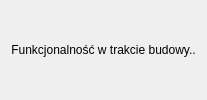
Before: the Qt Designer form ui/wykorzystanie_infrastruktury_widget.ui in m-dudzinski/FiberAssistant-QGIS, drawn with Qt 5.
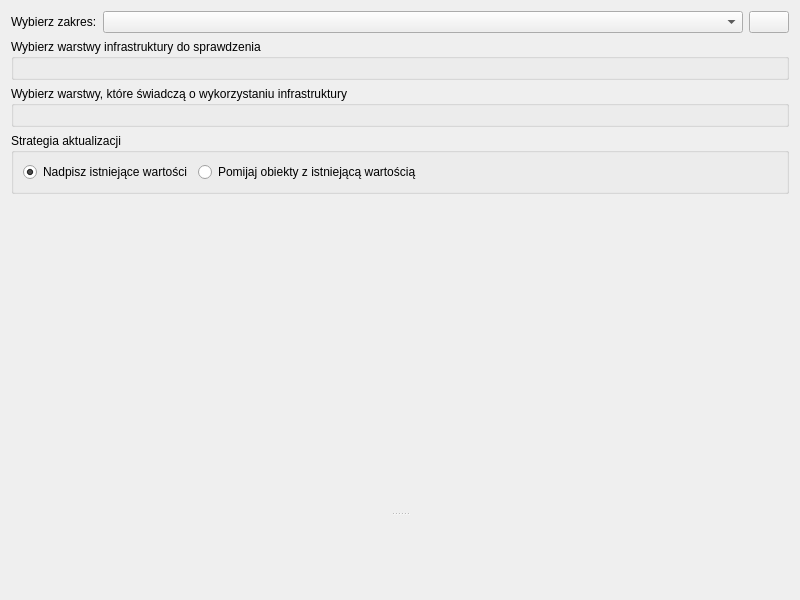
After: the same form once the commit is applied. Icons and pictures are not drawn.

Commit message: new features: cross-referencing card and infrastructure usage, minor bug fixes, improvements to results viewing

What changed in the file:
```diff
--- a/ui/wykorzystanie_infrastruktury_widget.ui
+++ b/ui/wykorzystanie_infrastruktury_widget.ui
@@ -2,15 +2,134 @@
 <ui version="4.0">
  <class>WykorzystanieInfrastrukturyWidget</class>
  <widget class="QWidget" name="WykorzystanieInfrastrukturyWidget">
-  <layout class="QVBoxLayout" name="verticalLayout">
+  <property name="geometry">
+   <rect>
+    <x>0</x>
+    <y>0</y>
+    <width>800</width>
+    <height>600</height>
+   </rect>
+  </property>
+  <property name="windowTitle">
+   <string>Form</string>
+  </property>
+  <layout class="QVBoxLayout" name="verticalLayout_main">
    <item>
-    <widget class="QLabel" name="label">
-     <property name="text">
-      <string>Funkcjonalność w trakcie budowy..</string>
+    <layout class="QHBoxLayout" name="horizontalLayout_zakres">
+     <item>
+      <widget class="QLabel" name="label_zakres">
+       <property name="text">
+        <string>Wybierz zakres:</string>
+       </property>
+      </widget>
+     </item>
+     <item>
+      <widget class="QComboBox" name="zakres_combo_box">
+       <property name="sizePolicy">
+        <sizepolicy hsizetype="Expanding" vsizetype="Fixed">
+         <horstretch>0</horstretch>
+         <verstretch>0</verstretch>
+        </sizepolicy>
+       </property>
+      </widget>
+     </item>
+     <item>
+      <widget class="QPushButton" name="refresh_button">
+       <property name="toolTip">
+        <string>Odśwież listę zakresów</string>
+       </property>
+       <property name="text">
+        <string/>
+       </property>
+       <property name="icon">
+        <iconset>
+         <normaloff>:/icons/options_icons/options_icon_refresh.png</normaloff>:/icons/options_icons/options_icon_refresh.png</iconset>
+       </property>
+      </widget>
+     </item>
+    </layout>
+   </item>
+   <item>
+    <widget class="QSplitter" name="splitter">
+     <property name="orientation">
+      <enum>Qt::Vertical</enum>
      </property>
-     <property name="alignment">
-      <set>Qt::AlignCenter</set>
-     </property>
+     <widget class="QWidget" name="main_widget" native="true">
+      <layout class="QVBoxLayout" name="verticalLayout_2">
+       <item>
+        <widget class="QGroupBox" name="groupBox_layers_to_check">
+         <property name="title">
+          <string>Wybierz warstwy infrastruktury do sprawdzenia</string>
+         </property>
+         <property name="checkable">
+          <bool>false</bool>
+         </property>
+         <layout class="QGridLayout" name="gridLayout_infra_layers"/>
+        </widget>
+       </item>
+       <item>
+        <widget class="QGroupBox" name="groupBox_usage_layers">
+         <property name="title">
+          <string>Wybierz warstwy, które świadczą o wykorzystaniu infrastruktury</string>
+         </property>
+         <layout class="QGridLayout" name="gridLayout_usage_layers"/>
+        </widget>
+       </item>
+       <item>
+        <widget class="QGroupBox" name="groupBox_strategy">
+         <property name="title">
+          <string>Strategia aktualizacji</string>
+         </property>
+         <layout class="QHBoxLayout" name="horizontalLayout_strategy">
+          <item>
+           <widget class="QRadioButton" name="overwrite_radio">
+            <property name="text">
+             <string>Nadpisz istniejące wartości</string>
+            </property>
+            <property name="checked">
+             <bool>true</bool>
+            </property>
+           </widget>
+          </item>
+          <item>
+           <widget class="QRadioButton" name="skip_existing_radio">
+            <property name="text">
+             <string>Pomijaj obiekty z istniejącą wartością</string>
+            </property>
+           </widget>
+          </item>
+          <item>
+           <spacer name="horizontalSpacer">
+            <property name="orientation">
+             <enum>Qt::Horizontal</enum>
+            </property>
+            <property name="sizeHint" stdset="0">
+             <size>
+              <width>40</width>
+              <height>20</height>
+             </size>
+            </property>
+           </spacer>
+          </item>
+         </layout>
+        </widget>
+       </item>
+       <item>
+        <spacer name="verticalSpacer">
+         <property name="orientation">
+          <enum>Qt::Vertical</enum>
+         </property>
+         <property name="sizeHint" stdset="0">
+          <size>
+           <width>20</width>
+           <height>40</height>
+          </size>
+         </property>
+        </spacer>
+       </item>
+      </layout>
+     </widget>
+     <widget class="QWidget" name="output_widget_placeholder" native="true"/>
     </widget>
    </item>
   </layout>
```
Left out of the diff: 2 changed lines with no effect on the pictures. The commit also changes 10 other files.
